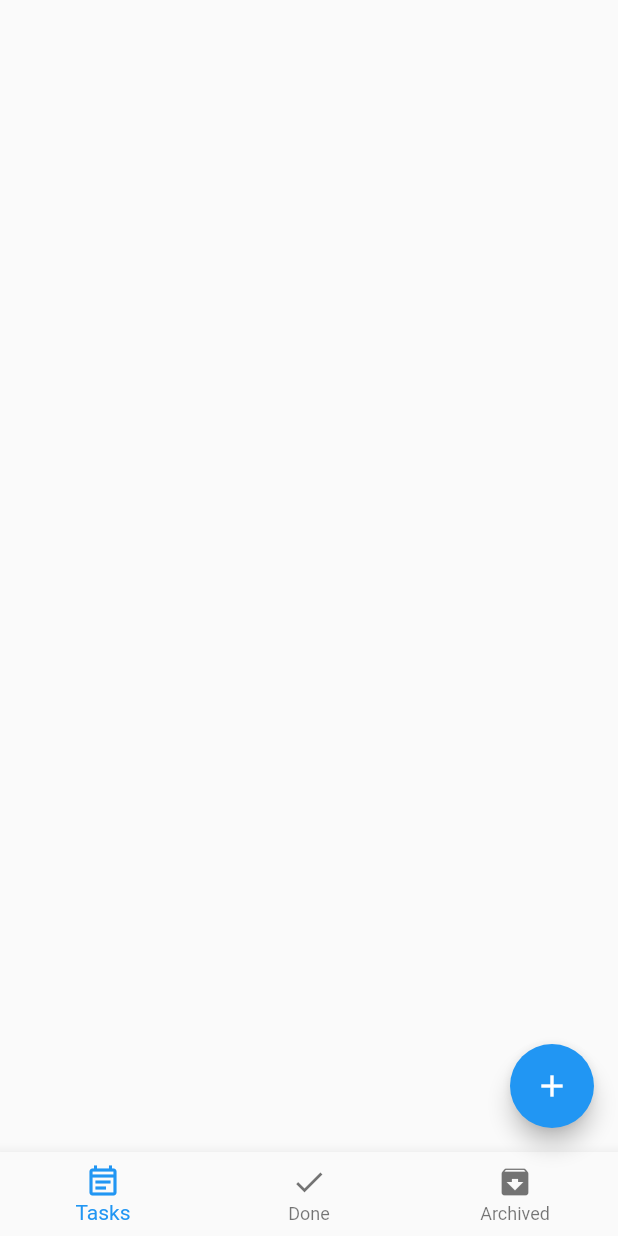
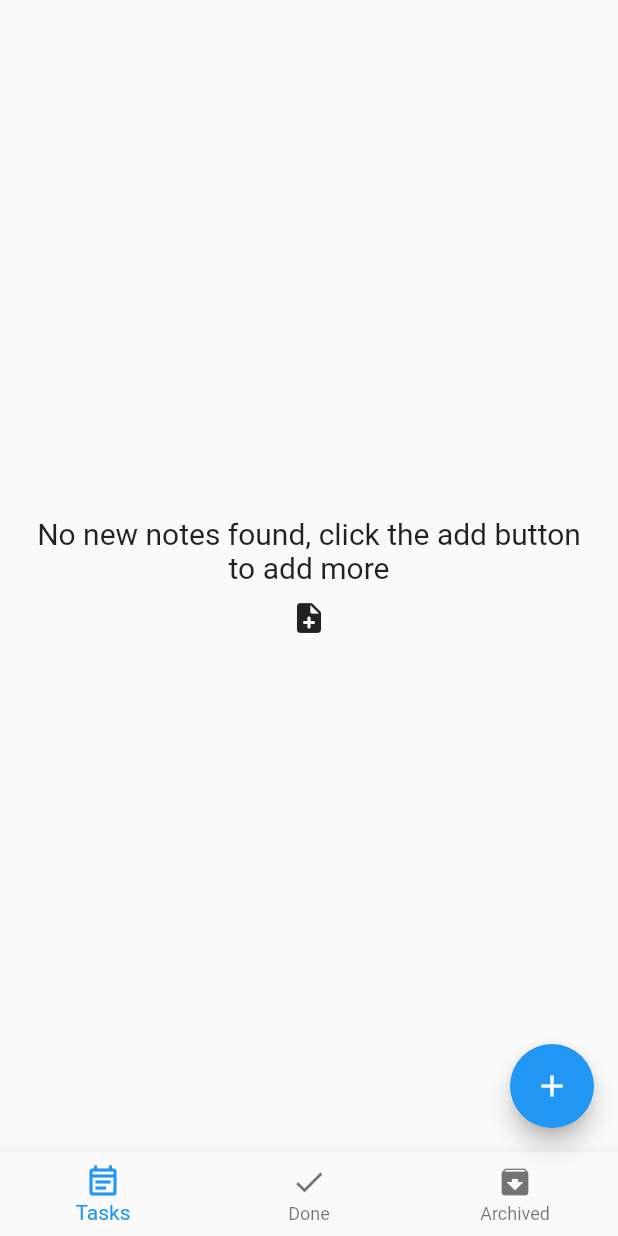
Before and after one commit to ganainy/todo_flutter, a Flutter app: the screen it shows after launch, on a phone screen of 412 x 824 dp. Run offline on Flutter 3.47's test engine with Material 2 defaults, Android fonts, the phone set to English and light mode, and no system bars; our stand-ins replace bloc, flutter_bloc, sqflite; accounts and stored records are empty.

Commit message:
added swipe to delete and page to show if there is no notes

```diff
--- a/lib/note_bloc/note_cubit.dart
+++ b/lib/note_bloc/note_cubit.dart
@@ -145,21 +145,27 @@ class NoteCubit extends Cubit<NoteStates> {
     });
   }
 
-/*  void deleteNote(int id) async {
+  void deleteNote(int noteId) async {
     // Get the records
     openDb().then((db) async {
       {
-        await database
-            .rawDelete('DELETE FROM Notes WHERE id = ?');
+        await database.rawDelete(
+            'DELETE FROM Notes WHERE id = ?', [noteId]).then((value) {
+          //get notes again after state change to update ui with the new notes
+          getDoneNotes();
+          getArchivedNotes();
+          getNewNotes();
+          emit(NoteDeleteState());
+        });
       }
     });
-  }*/
+  }
 
-  /* Icon getFabIcon() {
+  Icon getFabIcon() {
     emit(NoteFabState());
     print('fab icon is set ');
     return _isBottomSheetShown ? Icon(Icons.done) : Icon(Icons.add);
-  }*/
+  }
 }
 
 class Note {
--- a/lib/screens/new_notes.dart
+++ b/lib/screens/new_notes.dart
@@ -19,8 +19,9 @@ class _NewNotesState extends State<NewNotes> {
     return BlocConsumer<NoteCubit, NoteStates>(
       listener: (context, state) {},
       builder: (context, state) {
-        return Container(
-          child: ListView.builder(
+        return Container(child: (() {
+          if (noteCubit.newNoteList.isNotEmpty) {
+            return ListView.builder(
               itemBuilder: (context, index) {
                 return NoteItem(
                     note: noteCubit.newNoteList.elementAt(index)['content'],
@@ -30,8 +31,29 @@ class _NewNotesState extends State<NewNotes> {
                     noteId: noteCubit.newNoteList.elementAt(index)['id']);
               },
               itemCount: noteCubit.newNoteList.length,
+            );
+          } else {
+            return Container(
+                padding: EdgeInsets.all(16),
+                child: Column(
+                  mainAxisAlignment: MainAxisAlignment.center,
+                  crossAxisAlignment: CrossAxisAlignment.center,
+                  children: [
+                    Text(
+                      'No new notes found, click the add button to add more',
+                      style: TextStyle(
+                        fontSize: 20,
                       ),
-        );
+                      textAlign: TextAlign.center,
+                    ),
+                    SizedBox(
+                      height: 10,
+                    ),
+                    Icon(Icons.note_add_rounded)
+                  ],
+                ));
+          }
+        })());
       },
     );
   }
--- a/lib/screens_carrier/bottom_nav_carrier.dart
+++ b/lib/screens_carrier/bottom_nav_carrier.dart
@@ -16,11 +16,6 @@ class BottomNavCarrier extends StatelessWidget {
   final scaffoldKey = GlobalKey<ScaffoldState>();
   List<Widget> bottomNavScreens = [NewNotes(), DoneNotes(), ArchivedNotes()];
 
-  //todo validate
-
-  /*currentTime = DateFormat("HH:mm").format(DateTime.now());
-  currentDate = DateFormat("yyyy-MM-dd").format(DateTime.now());*/
-
   @override
   Widget build(BuildContext context) {
     //get max allowed date in datepicker
@@ -37,9 +32,7 @@ class BottomNavCarrier extends StatelessWidget {
     };
 
     return BlocConsumer<NoteCubit, NoteStates>(
-      listener: (context, state) {
-        // TODO: implement listener
-      },
+      listener: (context, state) {},
       builder: (context, state) {
         return Scaffold(
           key: scaffoldKey,
```
Also changed, not shown: lib/screens/archived_notes.dart (+26 -6 lines), lib/screens/done_notes.dart (+22 -3 lines), lib/shared/reusable_components.dart (+7 -1 lines). Lines whose indentation alone changed are shown as unchanged.
